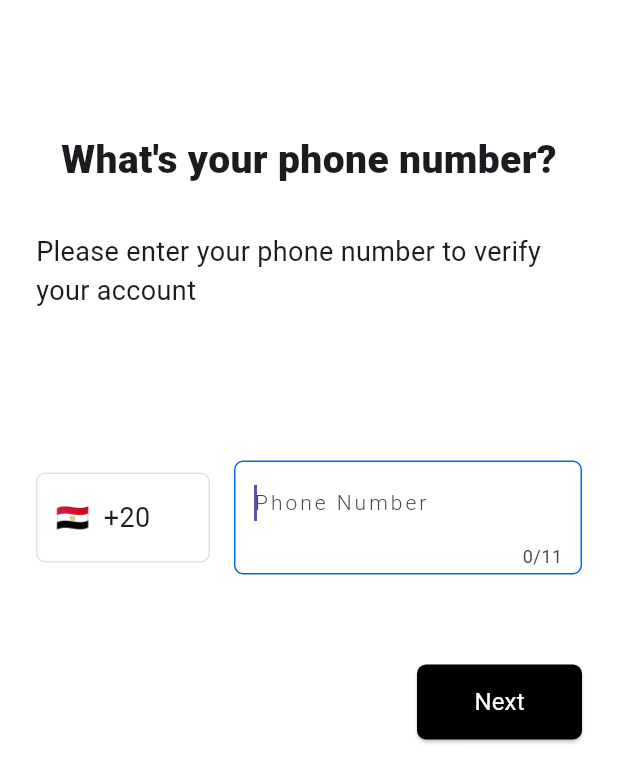
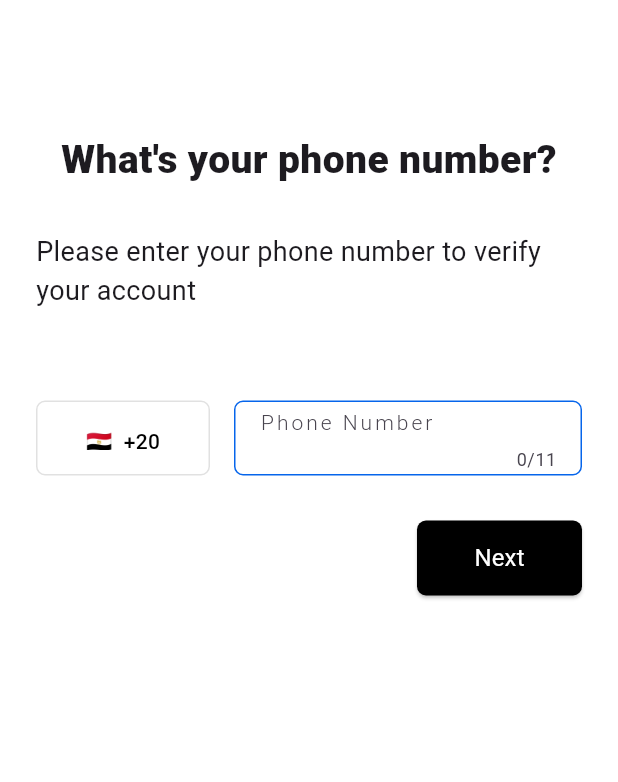
Before and after one commit to AyaNady17/FlutterMaps, a Flutter app: the screen it shows after launch, on a phone screen of 412 x 824 dp. Shown: the top 782 px of the screen. Run offline on Flutter 3.47's test engine with Material 3 defaults, Android fonts, the phone set to English and light mode, and no system bars; our stand-ins replace bloc, firebase_auth, firebase_core, flutter_bloc, lottie, pin_code_fields; accounts and stored records are empty; Roboto replaces fonts that are missing (Montserrat).

Commit message:
otp module is done

```diff
--- a/lib/Bussines Logic/cubit/phoneAuthCubit/phone_auth_cubit.dart
+++ b/lib/Bussines Logic/cubit/phoneAuthCubit/phone_auth_cubit.dart
@@ -7,6 +7,7 @@ part 'phone_auth_state.dart';
 class PhoneAuthCubit extends Cubit<PhoneAuthState> {
   PhoneAuthCubit() : super(PhoneAuthInitial());
   late String verificationId;
+  late String number;
   Future<void> submitPhoneNumber(String phoneNumber) async {
     emit(PhoneAuthLoading());
 
@@ -33,7 +34,7 @@ class PhoneAuthCubit extends Cubit<PhoneAuthState> {
   void CodeSent(String verificationId, int? resendToken) {
     print("Code Sent");
     this.verificationId = verificationId;
-    emit(PhoneAuthNumberSubmitted());
+    emit(PhoneAuthNumberSubmitted(number));
   }
 
   Future<void> submitOTP(String otp) async {
--- a/lib/Bussines Logic/cubit/phoneAuthCubit/phone_auth_state.dart
+++ b/lib/Bussines Logic/cubit/phoneAuthCubit/phone_auth_state.dart
@@ -12,6 +12,9 @@ final class PhoneAuthFailure extends PhoneAuthState {
   PhoneAuthFailure(this.errMsg);
 }
 
-final class PhoneAuthNumberSubmitted extends PhoneAuthState {}
+final class PhoneAuthNumberSubmitted extends PhoneAuthState {
+  String phoneNumber;
+  PhoneAuthNumberSubmitted(this.phoneNumber);
+}
 
 final class PhoneAuthNumberOTPVerified extends PhoneAuthState {}
--- a/lib/Constansts/strings.dart
+++ b/lib/Constansts/strings.dart
@@ -1,2 +1,3 @@
 const loginScreen = '/';
 const otpScreen = '/otpScreen';
+const mapScreen = '/mapScreen';
--- a/lib/Presentaion/Screens/otp_screen.dart
+++ b/lib/Presentaion/Screens/otp_screen.dart
@@ -6,7 +6,7 @@ class OTPScreen extends StatelessWidget {
   final phoneNumber;
   @override
   Widget build(BuildContext context) {
-    return const SafeArea(
+    return SafeArea(
       child: Scaffold(
         body: OTPScreenBody(),
       ),
--- a/lib/Presentaion/Widgets/country_label_widget.dart
+++ b/lib/Presentaion/Widgets/country_label_widget.dart
@@ -10,19 +10,23 @@ class CountryLabelWidget extends StatelessWidget {
     return Expanded(
         flex: 1,
         child: Container(
+          height: 50,
           padding: const EdgeInsets.symmetric(horizontal: 12, vertical: 16),
           decoration: BoxDecoration(
               border: Border.all(color: MyColors.lightGrey),
               borderRadius: const BorderRadius.all(Radius.circular(6))),
-          child: Text(
-            generateCountryFlage() + "  +20",
-            style: StylesManager.textStyle18,
+          child: Center(
+            child: Text(
+              "${generateCountryFlag()}  +20",
+              style: StylesManager.textStyle14
+                  .copyWith(color: Colors.black, fontWeight: FontWeight.w500),
+            ),
           ),
         ));
   }
 }
 
-String generateCountryFlage() {
+String generateCountryFlag() {
   String countryCode = 'eg';
   String flag = countryCode.toUpperCase().replaceAllMapped(RegExp(r'[A-Z]'),
       (match) => String.fromCharCode(match.group(0)!.codeUnitAt(0) + 127397));
--- a/lib/Presentaion/Widgets/custom_next_button.dart
+++ b/lib/Presentaion/Widgets/custom_next_button.dart
@@ -3,7 +3,8 @@ import 'package:flutter_maps/Constansts/strings.dart';
 import 'package:flutter_maps/Constansts/text_styles.dart';
 
 class CustomNextButton extends StatelessWidget {
-  const CustomNextButton({super.key, required this.title, this.onPressed});
+  const CustomNextButton(
+      {super.key, required this.title, required this.onPressed});
   final String title;
   final void Function()? onPressed;
   @override
--- a/lib/Presentaion/Widgets/custom_text_form_field.dart
+++ b/lib/Presentaion/Widgets/custom_text_form_field.dart
@@ -1,33 +1,36 @@
 import 'package:flutter/material.dart';
+import 'package:flutter_bloc/flutter_bloc.dart';
+import 'package:flutter_maps/Bussines%20Logic/cubit/phoneAuthCubit/phone_auth_cubit.dart';
 import 'package:flutter_maps/Constansts/my_colors.dart';
 import 'package:flutter_maps/Constansts/text_styles.dart';
-
-String? phoneNumber;
 
 class CustomTextFormField extends StatelessWidget {
   CustomTextFormField({super.key});
 
-  String? PhoneNumber = phoneNumber;
   @override
   Widget build(BuildContext context) {
     return Expanded(
         flex: 2,
         child: Container(
-            width: double.infinity,
-            padding: const EdgeInsets.symmetric(horizontal: 12, vertical: 3),
+            height: 50,
+            padding: const EdgeInsets.symmetric(horizontal: 16, vertical: 5),
             decoration: BoxDecoration(
                 border: Border.all(color: MyColors.blue),
                 borderRadius: const BorderRadius.all(Radius.circular(6))),
-            child: buildTextFormField()));
+            child: const buildTextFormField()));
   }
 }
 
-Widget buildTextFormField() {
+class buildTextFormField extends StatelessWidget {
+  const buildTextFormField({super.key});
+
+  @override
+  Widget build(BuildContext context) {
     return TextFormField(
       maxLength: 11,
-    keyboardType: TextInputType.phone,
-    autofocus: true,
-    style: StylesManager.textStyle16
+      keyboardType: TextInputType.number,
+      //autofocus: true,
+      style: StylesManager.textStyle14
           .copyWith(letterSpacing: 2, color: Colors.black),
       decoration: const InputDecoration(
           border: InputBorder.none,
@@ -42,7 +45,9 @@ Widget buildTextFormField() {
         return null;
       },
       onSaved: (value) {
-      phoneNumber = value;
+        //saving the phone number to the cubit & state cause we cannot pass it back to the login page body
+        BlocProvider.of<PhoneAuthCubit>(context).number = value!;
       },
     );
   }
+}
--- a/lib/Presentaion/Widgets/login_screen_body.dart
+++ b/lib/Presentaion/Widgets/login_screen_body.dart
@@ -12,19 +12,21 @@ import 'package:flutter_maps/Presentaion/Widgets/show_indicator.dart';
 class LoginScreenBody extends StatelessWidget {
   LoginScreenBody({super.key});
   final GlobalKey<FormState> _PhoneFormKey = GlobalKey();
-  CustomTextFormField customTextFormField = CustomTextFormField();
 
   @override
   Widget build(BuildContext context) {
     return BlocListener<PhoneAuthCubit, PhoneAuthState>(
+      listenWhen: (current, previous) {
+        return current != previous;
+      },
       listener: (context, state) {
         if (state is PhoneAuthLoading) {
           showProgressIndicator(context);
         } else if (state is PhoneAuthNumberSubmitted) {
           Navigator.pop(context);
-          //Not Sure
+          //getting the phone number from the state
           Navigator.of(context)
-              .pushNamed(otpScreen, arguments: customTextFormField.PhoneNumber);
+              .pushNamed(otpScreen, arguments: state.phoneNumber);
         } else if (state is PhoneAuthFailure) {
           Navigator.pop(context);
           ScaffoldMessenger.of(context).showSnackBar(SnackBar(
@@ -36,7 +38,7 @@ class LoginScreenBody extends StatelessWidget {
       child: Form(
           key: _PhoneFormKey,
           child: Container(
-            margin: const EdgeInsets.symmetric(vertical: 88, horizontal: 24),
+            margin: const EdgeInsets.only(top: 88, right: 24, left: 24),
             child: Column(
               children: [
                 const IntroText(
@@ -44,9 +46,9 @@ class LoginScreenBody extends StatelessWidget {
                   subTitle:
                       "Please enter your phone number to verify your account",
                 ),
-                const SizedBox(height: 100),
+                const SizedBox(height: 60),
                 const PhoneFormField(),
-                const SizedBox(height: 60),
+                const SizedBox(height: 30),
                 CustomNextButton(
                   title: 'Next',
                   onPressed: () {
@@ -68,7 +70,7 @@ class LoginScreenBody extends StatelessWidget {
       Navigator.pop(context);
       _PhoneFormKey.currentState!.save();
       BlocProvider.of<PhoneAuthCubit>(context)
-          .submitPhoneNumber(customTextFormField.PhoneNumber!);
+          .submitPhoneNumber(BlocProvider.of<PhoneAuthCubit>(context).number);
     }
   }
 }
--- a/lib/Presentaion/Widgets/pin_code_widget.dart
+++ b/lib/Presentaion/Widgets/pin_code_widget.dart
@@ -3,11 +3,12 @@ import 'package:flutter_maps/Constansts/my_colors.dart';
 import 'package:pin_code_fields/pin_code_fields.dart';
 
 class PinCode extends StatelessWidget {
-  const PinCode({super.key});
-
+  const PinCode({super.key, required this.onCompleted});
+  final Function(String)? onCompleted;
   @override
   Widget build(BuildContext context) {
     return PinCodeTextField(
+      onCompleted: onCompleted,
       keyboardType: TextInputType.phone,
       cursorColor: Colors.black,
       appContext: context,
--- a/lib/Presentaion/Widgets/show_indicator.dart
+++ b/lib/Presentaion/Widgets/show_indicator.dart
@@ -4,7 +4,7 @@ import 'package:lottie/lottie.dart';
 
 void showProgressIndicator(BuildContext context) {
   AlertDialog alertDialog = AlertDialog(
-    content: Center(child: Lottie.asset('loading.json')),
+    content: Center(child: Lottie.asset('assets/loading.json')),
     backgroundColor: Colors.transparent,
     elevation: 0,
   );
--- a/lib/app_router.dart
+++ b/lib/app_router.dart
@@ -1,10 +1,9 @@
-import 'dart:js';
-
 import 'package:flutter/material.dart';
 import 'package:flutter_bloc/flutter_bloc.dart';
 import 'package:flutter_maps/Bussines%20Logic/cubit/phoneAuthCubit/phone_auth_cubit.dart';
 import 'package:flutter_maps/Constansts/strings.dart';
 import 'package:flutter_maps/Presentaion/Screens/login_screen.dart';
+import 'package:flutter_maps/Presentaion/Screens/map_screen.dart';
 import 'package:flutter_maps/Presentaion/Screens/otp_screen.dart';
 
 class AppRouter {
@@ -27,6 +26,9 @@ class AppRouter {
                   value: phoneAuthCubit!,
                   child: OTPScreen(phoneNumber: phoneNumber),
                 ));
+
+      case mapScreen:
+        return MaterialPageRoute(builder: (_) => MapScreen());
     }
   }
 }
```
Also changed, not shown: lib/Presentaion/Screens/map_screen.dart (added, +19 -0 lines), lib/Presentaion/Widgets/otp_screen_body.dart (+38 -5 lines). Lines whose indentation alone changed are shown as unchanged.
